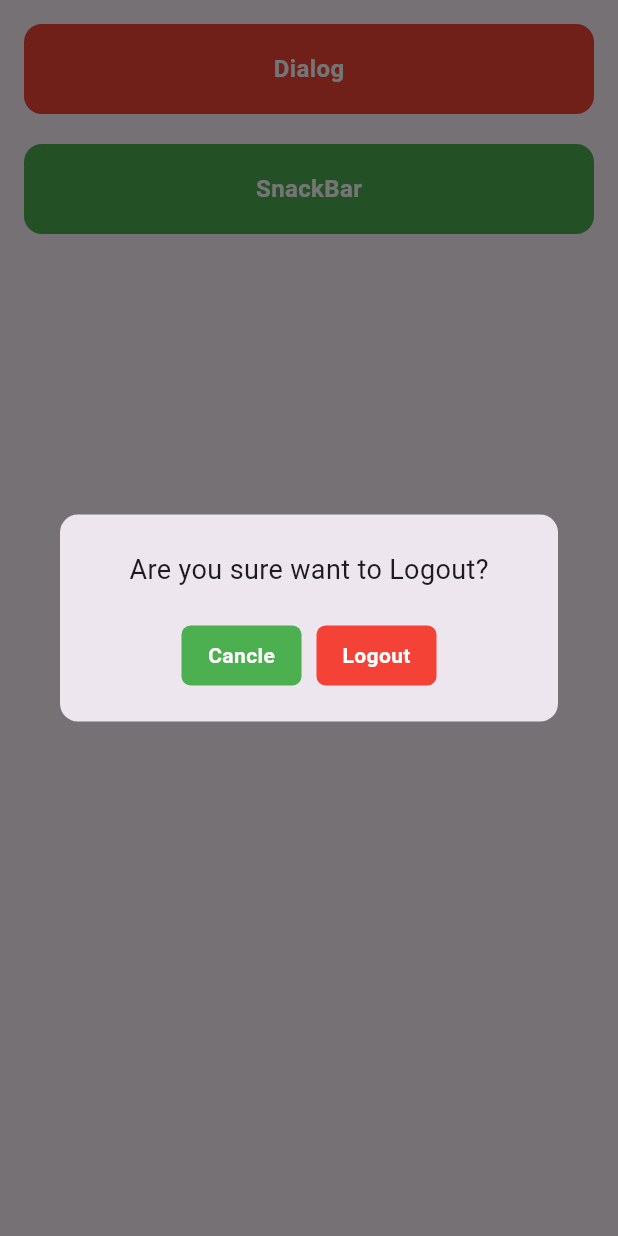
After one commit to ba138/firstapp, a Flutter app: the DemoDialog screen opened directly, after a tap on "Dialog", on a phone screen of 412 x 824 dp. The commit adds this screen. Run offline on Flutter 3.47's test engine with Material 3 defaults, Android fonts, the phone set to English and light mode, and no system bars; our stand-ins replace google_fonts.

Commit message:
Add custom dialog and logout button components for enhanced user interaction

```diff
--- /dev/null
+++ b/lib/custom_dialog.dart
@@ -0,0 +1,112 @@
+import 'package:firstapp/splash_screen.dart';
+import 'package:firstapp/widgets/custom_button.dart';
+import 'package:firstapp/widgets/logout_buttons.dart';
+import 'package:flutter/material.dart';
+
+class DemoDialog extends StatefulWidget {
+  const DemoDialog({super.key});
+
+  @override
+  State<DemoDialog> createState() => _DemoDialogState();
+}
+
+class _DemoDialogState extends State<DemoDialog> {
+  customDialog(BuildContext context) {
+    showDialog(
+        context: context,
+        builder: (BuildContext context) {
+          return Dialog(
+            shape:
+                RoundedRectangleBorder(borderRadius: BorderRadius.circular(12)),
+            child: Column(
+              mainAxisSize: MainAxisSize.min,
+              children: [
+                SizedBox(
+                  height: 24,
+                ),
+                Text(
+                  "Are you sure want to Logout?",
+                  style: TextStyle(
+                    fontSize: 18,
+                  ),
+                ),
+                SizedBox(
+                  height: 24,
+                ),
+                Row(
+                  mainAxisAlignment: MainAxisAlignment.center,
+                  children: [
+                    LogoutButtons(
+                      ontap: () {
+                        Navigator.pop(context);
+                      },
+                      bgColor: Colors.green,
+                      title: "Cancle",
+                    ),
+                    SizedBox(
+                      width: 10,
+                    ),
+                    LogoutButtons(
+                      ontap: () {
+                        Navigator.pushAndRemoveUntil(
+                            context,
+                            MaterialPageRoute(builder: (c) => SplashScreen()),
+                            (route) => false);
+                      },
+                      bgColor: Colors.red,
+                      title: "Logout",
+                    )
+
+                    // Expanded(
+                    //   child: CustomButton(
+                    //     ontap: () {},
+                    //     title: "Cancel",
+                    //     backgroundColor: Colors.red,
+                    //   ),
+                    // ),
+                    // Expanded(
+                    //   child: CustomButton(
+                    //     ontap: () {},
+                    //     title: "Logout",
+                    //     backgroundColor: Colors.green,
+                    //   ),
+                    // ),
+                  ],
+                ),
+                const SizedBox(
+                  height: 24,
+                ),
+              ],
+            ),
+          );
+        });
+  }
+
+  @override
+  Widget build(BuildContext context) {
+    return Scaffold(
+      body: SafeArea(
+        child: Padding(
+          padding: const EdgeInsets.all(16.0),
+          child: Column(
+            children: [
+              CustomButton(
+                  ontap: () {
+                    customDialog(context);
+                  },
+                  title: "Dialog",
+                  backgroundColor: Colors.red),
+              SizedBox(
+                height: 20,
+              ),
+              CustomButton(
+                  ontap: () {},
+                  title: "SnackBar",
+                  backgroundColor: Colors.green),
+            ],
+          ),
+        ),
+      ),
+    );
+  }
+}
--- a/lib/main.dart
+++ b/lib/main.dart
@@ -3,6 +3,7 @@
 // import 'package:firstapp/singup_screen.dart';
 // import 'package:firstapp/textfield_demo_screen.dart';
 
+import 'package:firstapp/custom_dialog.dart';
 import 'package:firstapp/home.dart';
 import 'package:flutter/material.dart';
 
@@ -23,7 +24,7 @@ class MyApp extends StatelessWidget {
         colorScheme: ColorScheme.fromSeed(seedColor: Colors.deepPurple),
         useMaterial3: true,
       ),
-      home: CustomBar(),
+      home: DemoDialog(),
     );
   }
 }
--- /dev/null
+++ b/lib/widgets/logout_buttons.dart
@@ -0,0 +1,34 @@
+import 'package:flutter/material.dart';
+
+class LogoutButtons extends StatelessWidget {
+  final Color bgColor;
+  final String title;
+  final Function() ontap;
+  const LogoutButtons(
+      {super.key,
+      required this.bgColor,
+      required this.title,
+      required this.ontap});
+
+  @override
+  Widget build(BuildContext context) {
+    return InkWell(
+      onTap: ontap,
+      child: Container(
+        height: 40,
+        width: 80,
+        decoration: BoxDecoration(
+          borderRadius: BorderRadius.circular(6),
+          color: bgColor,
+        ),
+        child: Center(
+          child: Text(
+            title,
+            style: TextStyle(
+                fontSize: 14, fontWeight: FontWeight.bold, color: Colors.white),
+          ),
+        ),
+      ),
+    );
+  }
+}
```
